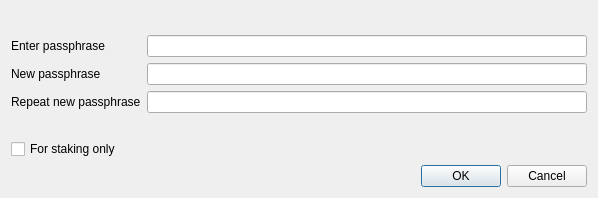
Old version of the form src/qt/forms/askpassphrasedialog.ui in the repository mbirtwistle/net2.
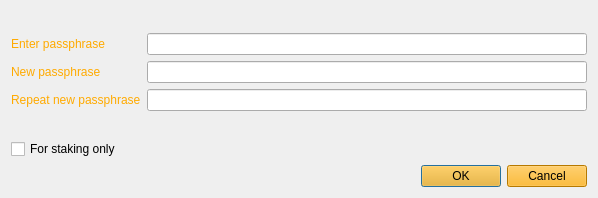
New version of the form. Icons and pictures are not drawn.

```diff
--- a/src/qt/forms/askpassphrasedialog.ui
+++ b/src/qt/forms/askpassphrasedialog.ui
@@ -25,9 +25,133 @@
   <property name="windowTitle">
    <string>Passphrase Dialog</string>
   </property>
+  <property name="styleSheet">
+   <string notr="true">background:url(:/images/backing);
+
+font: 9pt &quot;Biting My Nails&quot;;
+</string>
+  </property>
   <layout class="QVBoxLayout" name="verticalLayout">
    <item>
     <widget class="QLabel" name="warningLabel">
+     <property name="palette">
+      <palette>
+       <active>
+        <colorrole role="WindowText">
+         <brush brushstyle="SolidPattern">
+          <color alpha="255">
+           <red>255</red>
+           <green>170</green>
+           <blue>0</blue>
+          </color>
+         </brush>
+        </colorrole>
+        <colorrole role="Text">
+         <brush brushstyle="SolidPattern">
+          <color alpha="255">
+           <red>255</red>
+           <green>170</green>
+           <blue>0</blue>
+          </color>
+         </brush>
+        </colorrole>
+        <colorrole role="BrightText">
+         <brush brushstyle="SolidPattern">
+          <color alpha="255">
+           <red>255</red>
+           <green>170</green>
+           <blue>0</blue>
+          </color>
+         </brush>
+        </colorrole>
+        <colorrole role="ButtonText">
+         <brush brushstyle="SolidPattern">
+          <color alpha="255">
+           <red>255</red>
+           <green>170</green>
+           <blue>0</blue>
+          </color>
+         </brush>
+        </colorrole>
+       </active>
+       <inactive>
+        <colorrole role="WindowText">
+         <brush brushstyle="SolidPattern">
+          <color alpha="255">
+           <red>255</red>
+           <green>170</green>
+           <blue>0</blue>
+          </color>
+         </brush>
+        </colorrole>
+        <colorrole role="Text">
+         <brush brushstyle="SolidPattern">
+          <color alpha="255">
+           <red>255</red>
+           <green>170</green>
+           <blue>0</blue>
+          </color>
+         </brush>
+        </colorrole>
+        <colorrole role="BrightText">
+         <brush brushstyle="SolidPattern">
+          <color alpha="255">
+           <red>255</red>
+           <green>170</green>
+           <blue>0</blue>
+          </color>
+         </brush>
+        </colorrole>
+        <colorrole role="ButtonText">
+         <brush brushstyle="SolidPattern">
+          <color alpha="255">
+           <red>255</red>
+           <green>170</green>
+           <blue>0</blue>
+          </color>
+         </brush>
+        </colorrole>
+       </inactive>
+       <disabled>
+        <colorrole role="WindowText">
+         <brush brushstyle="SolidPattern">
+          <color alpha="255">
+           <red>159</red>
+           <green>158</green>
+           <blue>158</blue>
+          </color>
+         </brush>
+        </colorrole>
+        <colorrole role="Text">
+         <brush brushstyle="SolidPattern">
+          <color alpha="255">
+           <red>159</red>
+           <green>158</green>
+           <blue>158</blue>
+          </color>
+         </brush>
+        </colorrole>
+        <colorrole role="BrightText">
+         <brush brushstyle="SolidPattern">
+          <color alpha="255">
+           <red>255</red>
+           <green>170</green>
+           <blue>0</blue>
+          </color>
+         </brush>
+        </colorrole>
+        <colorrole role="ButtonText">
+         <brush brushstyle="SolidPattern">
+          <color alpha="255">
+           <red>159</red>
+           <green>158</green>
+           <blue>158</blue>
+          </color>
+         </brush>
+        </colorrole>
+       </disabled>
+      </palette>
+     </property>
      <property name="textFormat">
       <enum>Qt::RichText</enum>
      </property>
@@ -43,6 +167,124 @@
      </property>
      <item row="0" column="0">
       <widget class="QLabel" name="passLabel1">
+       <property name="palette">
+        <palette>
+         <active>
+          <colorrole role="WindowText">
+           <brush brushstyle="SolidPattern">
+            <color alpha="255">
+             <red>255</red>
+             <green>170</green>
+             <blue>0</blue>
+            </color>
+           </brush>
+          </colorrole>
+          <colorrole role="Text">
+           <brush brushstyle="SolidPattern">
+            <color alpha="255">
+             <red>255</red>
+             <green>170</green>
+             <blue>0</blue>
+            </color>
+           </brush>
+          </colorrole>
+          <colorrole role="BrightText">
+           <brush brushstyle="SolidPattern">
+            <color alpha="255">
+             <red>255</red>
+             <green>170</green>
+             <blue>0</blue>
+            </color>
+           </brush>
+          </colorrole>
+          <colorrole role="ButtonText">
+           <brush brushstyle="SolidPattern">
+            <color alpha="255">
+             <red>255</red>
+             <green>170</green>
+             <blue>0</blue>
+            </color>
+           </brush>
+          </colorrole>
+         </active>
+         <inactive>
+          <colorrole role="WindowText">
+           <brush brushstyle="SolidPattern">
+            <color alpha="255">
+             <red>255</red>
+             <green>170</green>
+             <blue>0</blue>
+            </color>
+           </brush>
+          </colorrole>
+          <colorrole role="Text">
+           <brush brushstyle="SolidPattern">
+            <color alpha="255">
+             <red>255</red>
+             <green>170</green>
+             <blue>0</blue>
+            </color>
+           </brush>
+          </colorrole>
+          <colorrole role="BrightText">
+           <brush brushstyle="SolidPattern">
+            <color alpha="255">
+             <red>255</red>
+             <green>170</green>
+             <blue>0</blue>
+            </color>
+           </brush>
+          </colorrole>
+          <colorrole role="ButtonText">
+           <brush brushstyle="SolidPattern">
+            <color alpha="255">
+             <red>255</red>
+             <green>170</green>
+             <blue>0</blue>
+            </color>
+           </brush>
+          </colorrole>
+         </inactive>
+         <disabled>
+          <colorrole role="WindowText">
+           <brush brushstyle="SolidPattern">
+            <color alpha="255">
+             <red>159</red>
+             <green>158</green>
+             <blue>158</blue>
+            </color>
+           </brush>
+          </colorrole>
+          <colorrole role="Text">
+           <brush brushstyle="SolidPattern">
+            <color alpha="255">
+             <red>159</red>
+             <green>158</green>
+             <blue>158</blue>
+            </color>
+           </brush>
+          </colorrole>
+          <colorrole role="BrightText">
+           <brush brushstyle="SolidPattern">
+            <color alpha="255">
+             <red>255</red>
+             <green>170</green>
+             <blue>0</blue>
+            </color>
+           </brush>
+          </colorrole>
+          <colorrole role="ButtonText">
+           <brush brushstyle="SolidPattern">
+            <color alpha="255">
+             <red>159</red>
+             <green>158</green>
+             <blue>158</blue>
+            </color>
+           </brush>
+          </colorrole>
+         </disabled>
+        </palette>
+       </property>
        <property name="text">
         <string>Enter passphrase</string>
        </property>
@@ -50,6 +292,124 @@
      </item>
      <item row="0" column="1">
       <widget class="QLineEdit" name="passEdit1">
+       <property name="palette">
+        <palette>
+         <active>
+          <colorrole role="WindowText">
+           <brush brushstyle="SolidPattern">
+            <color alpha="255">
+             <red>255</red>
+             <green>170</green>
+             <blue>0</blue>
+            </color>
+           </brush>
+          </colorrole>
+          <colorrole role="Text">
+           <brush brushstyle="SolidPattern">
+            <color alpha="255">
+             <red>255</red>
+             <green>170</green>
+             <blue>0</blue>
+            </color>
+           </brush>
+          </colorrole>
+          <colorrole role="BrightText">
+           <brush brushstyle="SolidPattern">
+            <color alpha="255">
+             <red>255</red>
+             <green>170</green>
+             <blue>0</blue>
+            </color>
+           </brush>
+          </colorrole>
+          <colorrole role="ButtonText">
+           <brush brushstyle="SolidPattern">
+            <color alpha="255">
+             <red>255</red>
+             <green>170</green>
+             <blue>0</blue>
+            </color>
+           </brush>
+          </colorrole>
+         </active>
+         <inactive>
+          <colorrole role="WindowText">
+           <brush brushstyle="SolidPattern">
+            <color alpha="255">
+             <red>255</red>
+             <green>170</green>
+             <blue>0</blue>
+            </color>
+           </brush>
+          </colorrole>
+          <colorrole role="Text">
+           <brush brushstyle="SolidPattern">
+            <color alpha="255">
+             <red>255</red>
+             <green>170</green>
+             <blue>0</blue>
+            </color>
+           </brush>
+          </colorrole>
+          <colorrole role="BrightText">
+           <brush brushstyle="SolidPattern">
+            <color alpha="255">
+             <red>255</red>
+             <green>170</green>
+             <blue>0</blue>
+            </color>
+           </brush>
+          </colorrole>
+          <colorrole role="ButtonText">
+           <brush brushstyle="SolidPattern">
+            <color alpha="255">
+             <red>255</red>
+             <green>170</green>
+             <blue>0</blue>
+            </color>
+           </brush>
+          </colorrole>
+         </inactive>
+         <disabled>
+          <colorrole role="WindowText">
+           <brush brushstyle="SolidPattern">
+            <color alpha="255">
+             <red>159</red>
+             <green>158</green>
+             <blue>158</blue>
+            </color>
+           </brush>
+          </colorrole>
+          <colorrole role="Text">
+           <brush brushstyle="SolidPattern">
+            <color alpha="255">
+             <red>159</red>
+             <green>158</green>
+             <blue>158</blue>
+            </color>
+           </brush>
+          </colorrole>
+          <colorrole role="BrightText">
+           <brush brushstyle="SolidPattern">
+            <color alpha="255">
+             <red>255</red>
+             <green>170</green>
+             <blue>0</blue>
+            </color>
+           </brush>
+          </colorrole>
+          <colorrole role="ButtonText">
+           <brush brushstyle="SolidPattern">
+            <color alpha="255">
+             <red>159</red>
+             <green>158</green>
+             <blue>158</blue>
+            </color>
+           </brush>
+          </colorrole>
+         </disabled>
+        </palette>
+       </property>
        <property name="echoMode">
         <enum>QLineEdit::Password</enum>
        </property>
@@ -57,6 +417,124 @@
      </item>
      <item row="1" column="0">
       <widget class="QLabel" name="passLabel2">
+       <property name="palette">
+        <palette>
+         <active>
+          <colorrole role="WindowText">
+           <brush brushstyle="SolidPattern">
+            <color alpha="255">
+             <red>255</red>
+             <green>170</green>
+             <blue>0</blue>
+            </color>
+           </brush>
+          </colorrole>
+          <colorrole role="Text">
+           <brush brushstyle="SolidPattern">
+            <color alpha="255">
+             <red>255</red>
+             <green>170</green>
+             <blue>0</blue>
+            </color>
+           </brush>
+          </colorrole>
+          <colorrole role="BrightText">
+           <brush brushstyle="SolidPattern">
+            <color alpha="255">
+             <red>255</red>
+             <green>170</green>
+             <blue>0</blue>
+            </color>
+           </brush>
+          </colorrole>
+          <colorrole role="ButtonText">
+           <brush brushstyle="SolidPattern">
+            <color alpha="255">
+             <red>255</red>
+             <green>170</green>
+             <blue>0</blue>
+            </color>
+           </brush>
+          </colorrole>
+         </active>
+         <inactive>
+          <colorrole role="WindowText">
+           <brush brushstyle="SolidPattern">
+            <color alpha="255">
+             <red>255</red>
+             <green>170</green>
+             <blue>0</blue>
+            </color>
+           </brush>
+          </colorrole>
+          <colorrole role="Text">
+           <brush brushstyle="SolidPattern">
+            <color alpha="255">
+             <red>255</red>
+             <green>170</green>
+             <blue>0</blue>
+            </color>
+           </brush>
+          </colorrole>
+          <colorrole role="BrightText">
+           <brush brushstyle="SolidPattern">
+            <color alpha="255">
+             <red>255</red>
+             <green>170</green>
+             <blue>0</blue>
+            </color>
+           </brush>
+          </colorrole>
+          <colorrole role="ButtonText">
+           <brush brushstyle="SolidPattern">
+            <color alpha="255">
+             <red>255</red>
+             <green>170</green>
+             <blue>0</blue>
+            </color>
+           </brush>
+          </colorrole>
+         </inactive>
+         <disabled>
+          <colorrole role="WindowText">
+           <brush brushstyle="SolidPattern">
+            <color alpha="255">
+             <red>159</red>
+             <green>158</green>
+             <blue>158</blue>
+            </color>
+           </brush>
+          </colorrole>
+          <colorrole role="Text">
+           <brush brushstyle="SolidPattern">
+            <color alpha="255">
+             <red>159</red>
+             <green>158</green>
+             <blue>158</blue>
+            </color>
+           </brush>
+          </colorrole>
+          <colorrole role="BrightText">
+           <brush brushstyle="SolidPattern">
+            <color alpha="255">
+             <red>255</red>
+             <green>170</green>
+             <blue>0</blue>
+            </color>
+           </brush>
+          </colorrole>
+          <colorrole role="ButtonText">
+           <brush brushstyle="SolidPattern">
+            <color alpha="255">
+             <red>159</red>
+             <green>158</green>
+             <blue>158</blue>
+            </color>
+           </brush>
+          </colorrole>
+         </disabled>
+        </palette>
+       </property>
        <property name="text">
         <string>New passphrase</string>
        </property>
@@ -64,6 +542,124 @@
      </item>
      <item row="1" column="1">
       <widget class="QLineEdit" name="passEdit2">
+       <property name="palette">
+        <palette>
+         <active>
+          <colorrole role="WindowText">
+           <brush brushstyle="SolidPattern">
+            <color alpha="255">
+             <red>255</red>
+             <green>170</green>
+             <blue>0</blue>
+            </color>
+           </brush>
+          </colorrole>
+          <colorrole role="Text">
+           <brush brushstyle="SolidPattern">
+            <color alpha="255">
+             <red>255</red>
+             <green>170</green>
+             <blue>0</blue>
+            </color>
+           </brush>
+          </colorrole>
+          <colorrole role="BrightText">
+           <brush brushstyle="SolidPattern">
+            <color alpha="255">
+             <red>255</red>
+             <green>170</green>
+             <blue>0</blue>
+            </color>
+           </brush>
+          </colorrole>
+          <colorrole role="ButtonText">
+           <brush brushstyle="SolidPattern">
+            <color alpha="255">
+             <red>255</red>
+             <green>170</green>
+             <blue>0</blue>
+            </color>
+           </brush>
+          </colorrole>
+         </active>
+         <inactive>
+          <colorrole role="WindowText">
+           <brush brushstyle="SolidPattern">
+            <color alpha="255">
+             <red>255</red>
+             <green>170</green>
+             <blue>0</blue>
+            </color>
+           </brush>
+          </colorrole>
+          <colorrole role="Text">
+           <brush brushstyle="SolidPattern">
+            <color alpha="255">
+             <red>255</red>
+             <green>170</green>
+             <blue>0</blue>
+            </color>
+           </brush>
+          </colorrole>
+          <colorrole role="BrightText">
+           <brush brushstyle="SolidPattern">
+            <color alpha="255">
+             <red>255</red>
+             <green>170</green>
+             <blue>0</blue>
+            </color>
+           </brush>
+          </colorrole>
+          <colorrole role="ButtonText">
+           <brush brushstyle="SolidPattern">
+            <color alpha="255">
+             <red>255</red>
+             <green>170</green>
+             <blue>0</blue>
+            </color>
+           </brush>
+          </colorrole>
+         </inactive>
+         <disabled>
+          <colorrole role="WindowText">
+           <brush brushstyle="SolidPattern">
+            <color alpha="255">
+             <red>159</red>
+             <green>158</green>
+             <blue>158</blue>
+            </color>
+           </brush>
+          </colorrole>
+          <colorrole role="Text">
+           <brush brushstyle="SolidPattern">
+            <color alpha="255">
+             <red>159</red>
+             <green>158</green>
+             <blue>158</blue>
+            </color>
+           </brush>
+          </colorrole>
+          <colorrole role="BrightText">
+           <brush brushstyle="SolidPattern">
+            <color alpha="255">
+             <red>255</red>
+             <green>170</green>
+             <blue>0</blue>
+            </color>
+           </brush>
+          </colorrole>
+          <colorrole role="ButtonText">
+           <brush brushstyle="SolidPattern">
+            <color alpha="255">
+             <red>159</red>
+             <green>158</green>
+             <blue>158</blue>
+            </color>
+           </brush>
+          </colorrole>
+         </disabled>
+        </palette>
+       </property>
        <property name="echoMode">
         <enum>QLineEdit::Password</enum>
        </property>
@@ -71,6 +667,128 @@
      </item>
      <item row="2" column="0">
       <widget class="QLabel" name="passLabel3">
+       <property name="palette">
+        <palette>
+         <active>
+          <colorrole role="WindowText">
+           <brush brushstyle="SolidPattern">
+            <color alpha="255">
+             <red>255</red>
+             <green>170</green>
+             <blue>0</blue>
+            </color>
+           </brush>
+          </colorrole>
+          <colorrole role="Text">
+           <brush brushstyle="SolidPattern">
+            <color alpha="255">
+             <red>255</red>
+             <green>170</green>
+             <blue>0</blue>
+            </color>
+           </brush>
+          </colorrole>
+          <colorrole role="BrightText">
+           <brush brushstyle="SolidPattern">
+            <color alpha="255">
+             <red>255</red>
+             <green>170</green>
+             <blue>0</blue>
+            </color>
+           </brush>
+          </colorrole>
+          <colorrole role="ButtonText">
+           <brush brushstyle="SolidPattern">
+            <color alpha="255">
+             <red>255</red>
+             <green>170</green>
+             <blue>0</blue>
+            </color>
+           </brush>
+          </colorrole>
+         </active>
+         <inactive>
+          <colorrole role="WindowText">
+           <brush brushstyle="SolidPattern">
+            <color alpha="255">
+             <red>255</red>
+             <green>170</green>
+             <blue>0</blue>
+            </color>
+           </brush>
+          </colorrole>
+          <colorrole role="Text">
+           <brush brushstyle="SolidPattern">
+            <color alpha="255">
+             <red>255</red>
+             <green>170</green>
+             <blue>0</blue>
+            </color>
+           </brush>
+          </colorrole>
+          <colorrole role="BrightText">
+           <brush brushstyle="SolidPattern">
+            <color alpha="255">
+             <red>255</red>
+             <green>170</green>
+             <blue>0</blue>
+            </color>
+           </brush>
+          </colorrole>
+          <colorrole role="ButtonText">
+           <brush brushstyle="SolidPattern">
+            <color alpha="255">
+             <red>255</red>
+             <green>170</green>
+             <blue>0</blue>
+            </color>
+           </brush>
+          </colorrole>
+         </inactive>
+         <disabled>
+          <colorrole role="WindowText">
+           <brush brushstyle="SolidPattern">
+            <color alpha="255">
+             <red>159</red>
+             <green>158</green>
+             <blue>158</blue>
+            </color>
+           </brush>
+          </colorrole>
+          <colorrole role="Text">
+           <brush brushstyle="SolidPattern">
+            <color alpha="255">
+             <red>159</red>
+             <green>158</green>
+             <blue>158</blue>
+            </color>
+           </brush>
+          </colorrole>
+          <colorrole role="BrightText">
+           <brush brushstyle="SolidPattern">
+            <color alpha="255">
+             <red>255</red>
+             <green>170</green>
+             <blue>0</blue>
+            </color>
+           </brush>
+          </colorrole>
+          <colorrole role="ButtonText">
+           <brush brushstyle="SolidPattern">
+            <color alpha="255">
+             <red>159</red>
+             <green>158</green>
+             <blue>158</blue>
+            </color>
+           </brush>
+          </colorrole>
+         </disabled>
+        </palette>
+       </property>
+       <property name="styleSheet">
+        <string notr="true">QLabel
+background:transparrent</string>
+       </property>
        <property name="text">
         <string>Repeat new passphrase</string>
        </property>
@@ -78,6 +796,127 @@
      </item>
      <item row="2" column="1">
       <widget class="QLineEdit" name="passEdit3">
+       <property name="palette">
+        <palette>
+         <active>
+          <colorrole role="WindowText">
+           <brush brushstyle="SolidPattern">
+            <color alpha="255">
+             <red>255</red>
+             <green>170</green>
+             <blue>0</blue>
+            </color>
+           </brush>
+          </colorrole>
+          <colorrole role="Text">
+           <brush brushstyle="SolidPattern">
+            <color alpha="255">
+             <red>255</red>
+             <green>170</green>
+             <blue>0</blue>
+            </color>
+           </brush>
+          </colorrole>
+          <colorrole role="BrightText">
+           <brush brushstyle="SolidPattern">
+            <color alpha="255">
+             <red>255</red>
+             <green>170</green>
+             <blue>0</blue>
+            </color>
+           </brush>
+          </colorrole>
+          <colorrole role="ButtonText">
+           <brush brushstyle="SolidPattern">
+            <color alpha="255">
+             <red>255</red>
+             <green>170</green>
+             <blue>0</blue>
+            </color>
+           </brush>
+          </colorrole>
+         </active>
+         <inactive>
+          <colorrole role="WindowText">
+           <brush brushstyle="SolidPattern">
+            <color alpha="255">
+             <red>255</red>
+             <green>170</green>
+             <blue>0</blue>
+            </color>
+           </brush>
+          </colorrole>
+          <colorrole role="Text">
+           <brush brushstyle="SolidPattern">
+            <color alpha="255">
+             <red>255</red>
+             <green>170</green>
+             <blue>0</blue>
+            </color>
+           </brush>
+          </colorrole>
+          <colorrole role="BrightText">
+           <brush brushstyle="SolidPattern">
+            <color alpha="255">
+             <red>255</red>
+             <green>170</green>
+             <blue>0</blue>
+            </color>
+           </brush>
+          </colorrole>
+          <colorrole role="ButtonText">
+           <brush brushstyle="SolidPattern">
+            <color alpha="255">
+             <red>255</red>
+             <green>170</green>
+             <blue>0</blue>
+            </color>
+           </brush>
+          </colorrole>
+         </inactive>
+         <disabled>
+          <colorrole role="WindowText">
+           <brush brushstyle="SolidPattern">
+            <color alpha="255">
+             <red>159</red>
+             <green>158</green>
+             <blue>158</blue>
+            </color>
+           </brush>
+          </colorrole>
+          <colorrole role="Text">
+           <brush brushstyle="SolidPattern">
+            <color alpha="255">
+             <red>159</red>
+             <green>158</green>
+             <blue>158</blue>
+            </color>
+           </brush>
+          </colorrole>
+          <colorrole role="BrightText">
+           <brush brushstyle="SolidPattern">
+            <color alpha="255">
+             <red>255</red>
+             <green>170</green>
+             <blue>0</blue>
+            </color>
+           </brush>
+          </colorrole>
+          <colorrole role="ButtonText">
+           <brush brushstyle="SolidPattern">
+            <color alpha="255">
+             <red>159</red>
+             <green>158</green>
+             <blue>158</blue>
+            </color>
+           </brush>
+          </colorrole>
+         </disabled>
+        </palette>
+       </property>
+       <property name="styleSheet">
+        <string notr="true"/>
+       </property>
        <property name="echoMode">
         <enum>QLineEdit::Password</enum>
        </property>
@@ -85,10 +924,131 @@
      </item>
      <item row="3" column="1">
       <widget class="QLabel" name="capsLabel">
+       <property name="palette">
+        <palette>
+         <active>
+          <colorrole role="WindowText">
+           <brush brushstyle="SolidPattern">
+            <color alpha="255">
+             <red>255</red>
+             <green>170</green>
+             <blue>0</blue>
+            </color>
+           </brush>
+          </colorrole>
+          <colorrole role="Text">
+           <brush brushstyle="SolidPattern">
+            <color alpha="255">
+             <red>255</red>
+             <green>170</green>
+             <blue>0</blue>
+            </color>
+           </brush>
+          </colorrole>
+          <colorrole role="BrightText">
+           <brush brushstyle="SolidPattern">
+            <color alpha="255">
+             <red>255</red>
+             <green>170</green>
+             <blue>0</blue>
+            </color>
+           </brush>
+          </colorrole>
+          <colorrole role="ButtonText">
+           <brush brushstyle="SolidPattern">
+            <color alpha="255">
+             <red>255</red>
+             <green>170</green>
+             <blue>0</blue>
+            </color>
+           </brush>
+          </colorrole>
+         </active>
+         <inactive>
+          <colorrole role="WindowText">
+           <brush brushstyle="SolidPattern">
+            <color alpha="255">
+             <red>255</red>
+             <green>170</green>
+             <blue>0</blue>
+            </color>
+           </brush>
+          </colorrole>
+          <colorrole role="Text">
+           <brush brushstyle="SolidPattern">
+            <color alpha="255">
+             <red>255</red>
+             <green>170</green>
+             <blue>0</blue>
+            </color>
+           </brush>
+          </colorrole>
+          <colorrole role="BrightText">
+           <brush brushstyle="SolidPattern">
+            <color alpha="255">
+             <red>255</red>
+             <green>170</green>
+             <blue>0</blue>
+            </color>
+           </brush>
+          </colorrole>
+          <colorrole role="ButtonText">
+           <brush brushstyle="SolidPattern">
+            <color alpha="255">
+             <red>255</red>
+             <green>170</green>
+             <blue>0</blue>
+            </color>
+           </brush>
+          </colorrole>
+         </inactive>
+         <disabled>
+          <colorrole role="WindowText">
+           <brush brushstyle="SolidPattern">
+            <color alpha="255">
+             <red>159</red>
+             <green>158</green>
+             <blue>158</blue>
+            </color>
+           </brush>
+          </colorrole>
+          <colorrole role="Text">
+           <brush brushstyle="SolidPattern">
+            <color alpha="255">
+             <red>159</red>
+             <green>158</green>
+             <blue>158</blue>
+            </color>
+           </brush>
+          </colorrole>
+          <colorrole role="BrightText">
+           <brush brushstyle="SolidPattern">
+            <color alpha="255">
+             <red>255</red>
+             <green>170</green>
+             <blue>0</blue>
+            </color>
+           </brush>
+          </colorrole>
+          <colorrole role="ButtonText">
+           <brush brushstyle="SolidPattern">
+            <color alpha="255">
+             <red>159</red>
+             <green>158</green>
+             <blue>158</blue>
+            </color>
+           </brush>
+          </colorrole>
+         </disabled>
+        </palette>
+       </property>
        <property name="font">
         <font>
-         <weight>75</weight>
-         <bold>true</bold>
+         <family>Biting My Nails</family>
+         <pointsize>9</pointsize>
+         <weight>50</weight>
+         <italic>false</italic>
+         <bold>false</bold>
         </font>
        </property>
        <property name="text">
@@ -119,6 +1079,208 @@
    </item>
    <item>
     <widget class="QDialogButtonBox" name="buttonBox">
+     <property name="palette">
+      <palette>
+       <active>
+        <colorrole role="WindowText">
+         <brush brushstyle="SolidPattern">
+          <color alpha="255">
+           <red>255</red>
+           <green>170</green>
+           <blue>0</blue>
+          </color>
+         </brush>
+        </colorrole>
+        <colorrole role="Button">
+         <brush brushstyle="SolidPattern">
+          <color alpha="255">
+           <red>255</red>
+           <green>170</green>
+           <blue>0</blue>
+          </color>
+         </brush>
+        </colorrole>
+        <colorrole role="Text">
+         <brush brushstyle="SolidPattern">
+          <color alpha="255">
+           <red>255</red>
+           <green>170</green>
+           <blue>0</blue>
+          </color>
+         </brush>
+        </colorrole>
+        <colorrole role="BrightText">
+         <brush brushstyle="SolidPattern">
+          <color alpha="255">
+           <red>255</red>
+           <green>170</green>
+           <blue>0</blue>
+          </color>
+         </brush>
+        </colorrole>
+        <colorrole role="ButtonText">
+         <brush brushstyle="SolidPattern">
+          <color alpha="255">
+           <red>255</red>
+           <green>170</green>
+           <blue>0</blue>
+          </color>
+         </brush>
+        </colorrole>
+        <colorrole role="Base">
+         <brush brushstyle="SolidPattern">
+          <color alpha="255">
+           <red>255</red>
+           <green>170</green>
+           <blue>0</blue>
+          </color>
+         </brush>
+        </colorrole>
+        <colorrole role="Window">
+         <brush brushstyle="SolidPattern">
+          <color alpha="255">
+           <red>255</red>
+           <green>170</green>
+           <blue>0</blue>
+          </color>
+         </brush>
+        </colorrole>
+       </active>
+       <inactive>
+        <colorrole role="WindowText">
+         <brush brushstyle="SolidPattern">
+          <color alpha="255">
+           <red>255</red>
+           <green>170</green>
+           <blue>0</blue>
+          </color>
+         </brush>
+        </colorrole>
+        <colorrole role="Button">
+         <brush brushstyle="SolidPattern">
+          <color alpha="255">
+           <red>255</red>
+           <green>170</green>
+           <blue>0</blue>
+          </color>
+         </brush>
+        </colorrole>
+        <colorrole role="Text">
+         <brush brushstyle="SolidPattern">
+          <color alpha="255">
+           <red>255</red>
+           <green>170</green>
+           <blue>0</blue>
+          </color>
+         </brush>
+        </colorrole>
+        <colorrole role="BrightText">
+         <brush brushstyle="SolidPattern">
+          <color alpha="255">
+           <red>255</red>
+           <green>170</green>
+           <blue>0</blue>
+          </color>
+         </brush>
+        </colorrole>
+        <colorrole role="ButtonText">
+         <brush brushstyle="SolidPattern">
+          <color alpha="255">
+           <red>255</red>
+           <green>170</green>
+           <blue>0</blue>
+          </color>
+         </brush>
+        </colorrole>
+        <colorrole role="Base">
+         <brush brushstyle="SolidPattern">
+          <color alpha="255">
+           <red>255</red>
+           <green>170</green>
+           <blue>0</blue>
+          </color>
+         </brush>
+        </colorrole>
+        <colorrole role="Window">
+         <brush brushstyle="SolidPattern">
+          <color alpha="255">
+           <red>255</red>
+           <green>170</green>
+           <blue>0</blue>
+          </color>
+         </brush>
+        </colorrole>
+       </inactive>
+       <disabled>
+        <colorrole role="WindowText">
+         <brush brushstyle="SolidPattern">
+          <color alpha="255">
+           <red>159</red>
+           <green>158</green>
+           <blue>158</blue>
+          </color>
+         </brush>
+        </colorrole>
+        <colorrole role="Button">
+         <brush brushstyle="SolidPattern">
+          <color alpha="255">
+           <red>255</red>
+           <green>170</green>
+           <blue>0</blue>
+          </color>
+         </brush>
+        </colorrole>
+        <colorrole role="Text">
+         <brush brushstyle="SolidPattern">
+          <color alpha="255">
+           <red>159</red>
+           <green>158</green>
+           <blue>158</blue>
+          </color>
+         </brush>
+        </colorrole>
+        <colorrole role="BrightText">
+         <brush brushstyle="SolidPattern">
+          <color alpha="255">
+           <red>255</red>
+           <green>170</green>
+           <blue>0</blue>
+          </color>
+         </brush>
+        </colorrole>
+        <colorrole role="ButtonText">
+         <brush brushstyle="SolidPattern">
+          <color alpha="255">
+           <red>159</red>
+           <green>158</green>
+           <blue>158</blue>
+          </color>
+         </brush>
+        </colorrole>
+        <colorrole role="Base">
+         <brush brushstyle="SolidPattern">
+          <color alpha="255">
+           <red>255</red>
+           <green>170</green>
+           <blue>0</blue>
+          </color>
+         </brush>
+        </colorrole>
+        <colorrole role="Window">
+         <brush brushstyle="SolidPattern">
+          <color alpha="255">
+           <red>255</red>
+           <green>170</green>
+           <blue>0</blue>
+          </color>
+         </brush>
+        </colorrole>
+       </disabled>
+      </palette>
+     </property>
+     <property name="styleSheet">
+      <string notr="true">background:rgb(255, 170, 0)</string>
+     </property>
      <property name="orientation">
       <enum>Qt::Horizontal</enum>
      </property>
```
Left out of the diff: 14 changed lines with no effect on the pictures.
